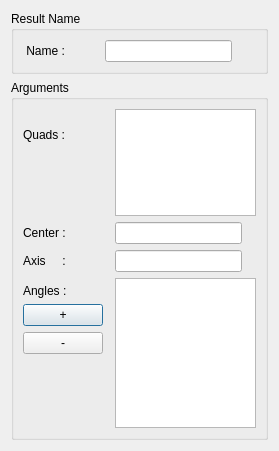
Old version of the form src/HEXABLOCKGUI/QuadRevolution_QTD.ui in the repository SalomePlatform/hexablock.
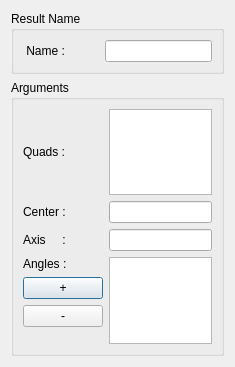
New version of the form.

Diff of the .ui file:
```diff
--- a/src/HEXABLOCKGUI/QuadRevolution_QTD.ui
+++ b/src/HEXABLOCKGUI/QuadRevolution_QTD.ui
@@ -6,8 +6,8 @@
    <rect>
     <x>0</x>
     <y>0</y>
-    <width>279</width>
-    <height>451</height>
+    <width>235</width>
+    <height>367</height>
    </rect>
   </property>
   <property name="minimumSize">
@@ -42,14 +42,14 @@
       <item row="0" column="1">
        <widget class="QLineEdit" name="name_le">
         <property name="sizePolicy">
-         <sizepolicy hsizetype="Preferred" vsizetype="Fixed">
+         <sizepolicy hsizetype="Minimum" vsizetype="Fixed">
           <horstretch>0</horstretch>
           <verstretch>0</verstretch>
          </sizepolicy>
         </property>
         <property name="maximumSize">
          <size>
-          <width>127</width>
+          <width>16777215</width>
           <height>16777215</height>
          </size>
         </property>
@@ -70,34 +70,41 @@
       <string>Arguments</string>
      </property>
      <layout class="QGridLayout" name="gridLayout">
-      <item row="0" column="0" colspan="2">
+      <item row="0" column="0">
        <widget class="QLabel" name="quadsLabel">
         <property name="text">
          <string>Quads : </string>
         </property>
        </widget>
       </item>
-      <item row="0" column="2" rowspan="2">
-       <widget class="QListWidget" name="quads_lw"/>
+      <item row="0" column="1">
+       <widget class="QListWidget" name="quads_lw">
+        <property name="sizePolicy">
+         <sizepolicy hsizetype="Preferred" vsizetype="Preferred">
+          <horstretch>0</horstretch>
+          <verstretch>0</verstretch>
+         </sizepolicy>
+        </property>
+       </widget>
       </item>
-      <item row="2" column="0" colspan="2">
+      <item row="1" column="0">
        <widget class="QLabel" name="label_5">
         <property name="text">
          <string>Center : </string>
         </property>
        </widget>
       </item>
-      <item row="2" column="2">
+      <item row="1" column="1">
        <widget class="QLineEdit" name="center_pt_le">
         <property name="sizePolicy">
-         <sizepolicy hsizetype="Preferred" vsizetype="Fixed">
+         <sizepolicy hsizetype="Minimum" vsizetype="Fixed">
           <horstretch>0</horstretch>
           <verstretch>0</verstretch>
          </sizepolicy>
         </property>
         <property name="maximumSize">
          <size>
-          <width>127</width>
+          <width>16777215</width>
           <height>16777215</height>
          </size>
         </property>
@@ -110,18 +117,24 @@
         </property>
        </widget>
       </item>
-      <item row="3" column="0" colspan="2">
+      <item row="2" column="0">
        <widget class="QLabel" name="label_4">
         <property name="text">
          <string>Axis     :</string>
         </property>
        </widget>
       </item>
-      <item row="3" column="2">
+      <item row="2" column="1">
        <widget class="QLineEdit" name="axis_vec_le">
+        <property name="sizePolicy">
+         <sizepolicy hsizetype="Minimum" vsizetype="Fixed">
+          <horstretch>0</horstretch>
+          <verstretch>0</verstretch>
+         </sizepolicy>
+        </property>
         <property name="maximumSize">
          <size>
-          <width>127</width>
+          <width>16777215</width>
           <height>16777215</height>
          </size>
         </property>
@@ -134,7 +147,24 @@
         </property>
        </widget>
       </item>
-      <item row="6" column="0">
+      <item row="3" column="0">
+       <widget class="QLabel" name="label">
+        <property name="text">
+         <string>Angles : </string>
+        </property>
+       </widget>
+      </item>
+      <item row="3" column="1" rowspan="4">
+       <widget class="QListWidget" name="angles_lw">
+        <property name="sizePolicy">
+         <sizepolicy hsizetype="Preferred" vsizetype="Preferred">
+          <horstretch>0</horstretch>
+          <verstretch>0</verstretch>
+         </sizepolicy>
+        </property>
+       </widget>
+      </item>
+      <item row="4" column="0">
        <widget class="QPushButton" name="add_angle_pb">
         <property name="enabled">
          <bool>true</bool>
@@ -150,7 +180,7 @@
         </property>
        </widget>
       </item>
-      <item row="7" column="0">
+      <item row="5" column="0">
        <widget class="QPushButton" name="del_angle_pb">
         <property name="sizePolicy">
          <sizepolicy hsizetype="Maximum" vsizetype="Fixed">
@@ -163,14 +193,7 @@
         </property>
        </widget>
       </item>
-      <item row="5" column="0">
-       <widget class="QLabel" name="label">
-        <property name="text">
-         <string>Angles : </string>
-        </property>
-       </widget>
-      </item>
-      <item row="8" column="0">
+      <item row="6" column="0">
        <spacer name="verticalSpacer">
         <property name="orientation">
          <enum>Qt::Vertical</enum>
@@ -183,9 +206,6 @@
         </property>
        </spacer>
       </item>
-      <item row="4" column="2" rowspan="5">
-       <widget class="QListWidget" name="angles_lw"/>
-      </item>
      </layout>
     </widget>
    </item>
```
Left out of the diff: 2 changed lines with no effect on the pictures.
